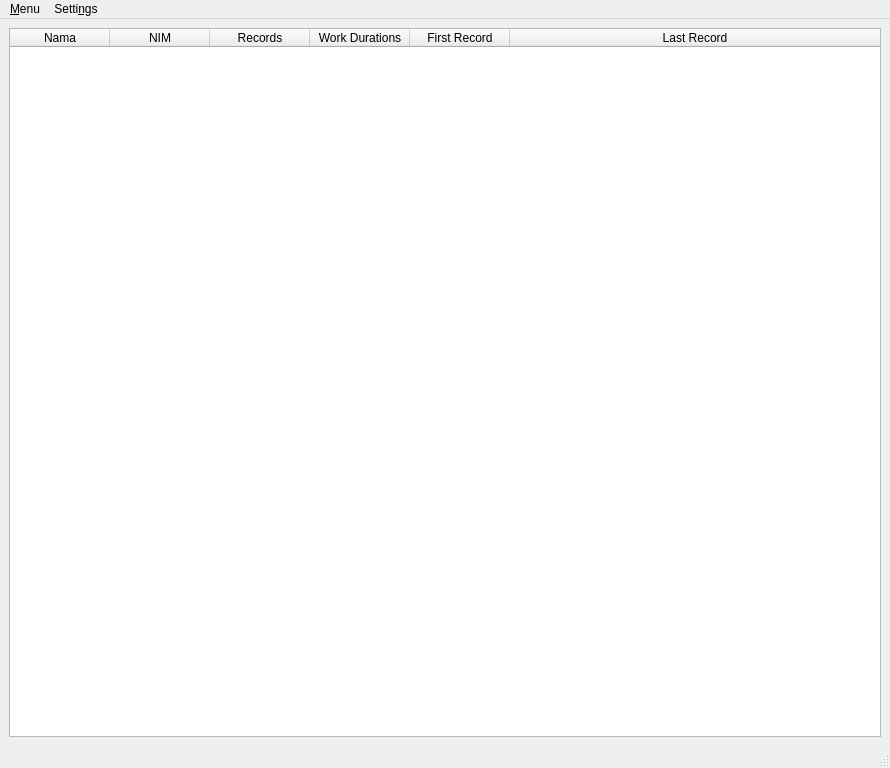
Old version of the form lupv/Resources/ui/main_window.ui in the repository azzamsa/lupv.
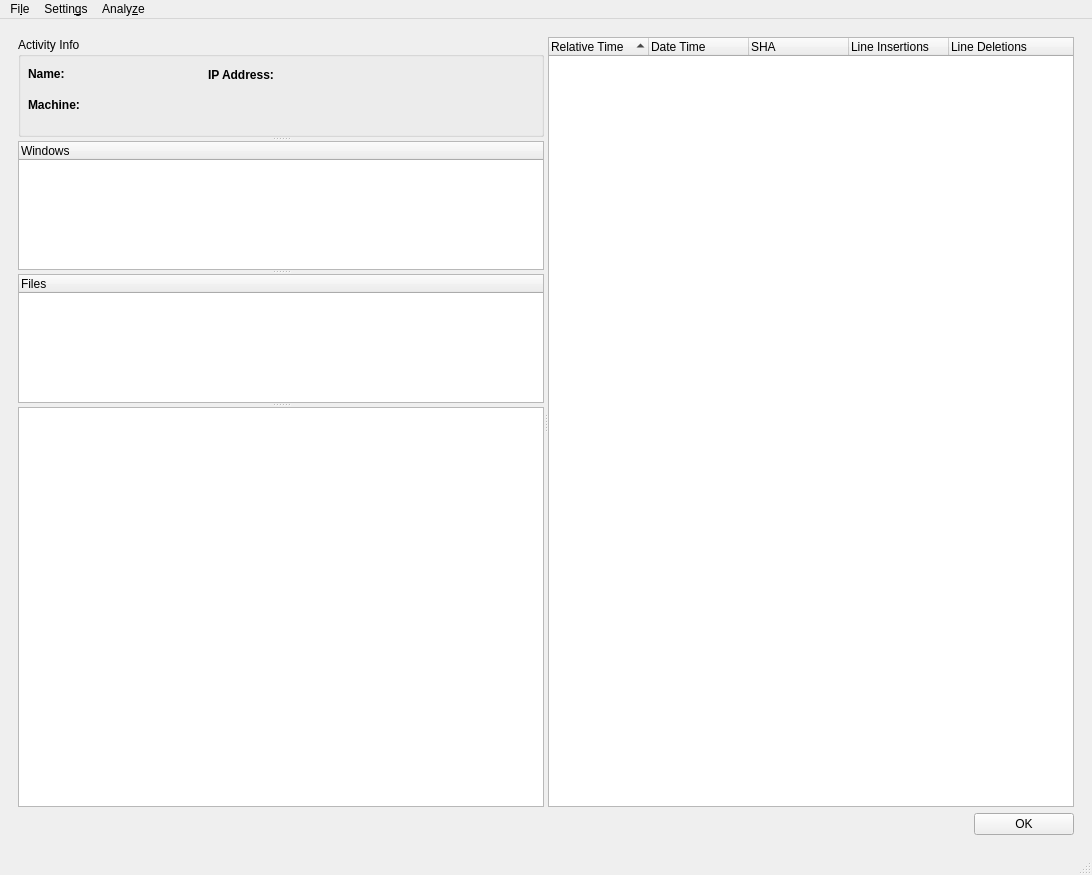
New version of the form.

Commit message: Rename stacked to main_window

Patch:
```diff
--- a/lupv/Resources/ui/main_window.ui
+++ b/lupv/Resources/ui/main_window.ui
@@ -6,37 +6,38 @@
    <rect>
     <x>0</x>
     <y>0</y>
-    <width>890</width>
-    <height>768</height>
+    <width>1092</width>
+    <height>875</height>
    </rect>
   </property>
   <property name="windowTitle">
    <string>Lupv</string>
   </property>
   <widget class="QWidget" name="centralwidget">
+   <layout class="QHBoxLayout" name="horizontalLayout">
+    <item>
+     <widget class="QStackedWidget" name="stackedWidget">
+      <property name="currentIndex">
+       <number>1</number>
+      </property>
+      <widget class="QWidget" name="page">
    <layout class="QVBoxLayout" name="verticalLayout_2">
     <item>
      <layout class="QVBoxLayout" name="verticalLayout">
       <item>
        <widget class="QTableWidget" name="tableWidget">
-        <property name="sizeAdjustPolicy">
-         <enum>QAbstractScrollArea::AdjustToContents</enum>
-        </property>
-        <property name="editTriggers">
-         <set>QAbstractItemView::NoEditTriggers</set>
-        </property>
         <property name="sortingEnabled">
          <bool>true</bool>
         </property>
-        <attribute name="horizontalHeaderShowSortIndicator" stdset="0">
-         <bool>true</bool>
-        </attribute>
         <attribute name="horizontalHeaderStretchLastSection">
          <bool>true</bool>
         </attribute>
+            <attribute name="verticalHeaderStretchLastSection">
+             <bool>false</bool>
+            </attribute>
         <column>
          <property name="text">
-          <string>Nama</string>
+              <string>Name</string>
          </property>
         </column>
         <column>
@@ -46,12 +47,12 @@
         </column>
         <column>
          <property name="text">
-          <string>Records</string>
+              <string>Total Records</string>
          </property>
         </column>
         <column>
          <property name="text">
-          <string>Work Durations</string>
+              <string>Work Duration</string>
          </property>
         </column>
         <column>
@@ -70,25 +71,216 @@
     </item>
    </layout>
   </widget>
+      <widget class="QWidget" name="page_2">
+       <layout class="QGridLayout" name="gridLayout">
+        <item row="1" column="0">
+         <layout class="QHBoxLayout" name="horizontalLayout_2">
+          <item>
+           <spacer name="horizontalSpacer">
+            <property name="orientation">
+             <enum>Qt::Horizontal</enum>
+            </property>
+            <property name="sizeHint" stdset="0">
+             <size>
+              <width>40</width>
+              <height>20</height>
+             </size>
+            </property>
+           </spacer>
+          </item>
+          <item>
+           <widget class="QPushButton" name="to_mainview_btn">
+            <property name="minimumSize">
+             <size>
+              <width>100</width>
+              <height>0</height>
+             </size>
+            </property>
+            <property name="text">
+             <string>OK</string>
+            </property>
+           </widget>
+          </item>
+         </layout>
+        </item>
+        <item row="0" column="0">
+         <widget class="QSplitter" name="log_splitter">
+          <property name="orientation">
+           <enum>Qt::Horizontal</enum>
+          </property>
+          <widget class="QSplitter" name="activity_splitter">
+           <property name="orientation">
+            <enum>Qt::Vertical</enum>
+           </property>
+           <widget class="QGroupBox" name="groupBox">
+            <property name="minimumSize">
+             <size>
+              <width>200</width>
+              <height>100</height>
+             </size>
+            </property>
+            <property name="title">
+             <string>Activity Info</string>
+            </property>
+            <widget class="QLabel" name="machine_const_lbl">
+             <property name="geometry">
+              <rect>
+               <x>10</x>
+               <y>60</y>
+               <width>71</width>
+               <height>16</height>
+              </rect>
+             </property>
+             <property name="text">
+              <string>&lt;html&gt;&lt;head/&gt;&lt;body&gt;&lt;p&gt;&lt;span style=&quot; font-weight:600;&quot;&gt;Machine:&lt;/span&gt;&lt;/p&gt;&lt;/body&gt;&lt;/html&gt;</string>
+             </property>
+            </widget>
+            <widget class="QLabel" name="name_lbl">
+             <property name="geometry">
+              <rect>
+               <x>80</x>
+               <y>30</y>
+               <width>101</width>
+               <height>16</height>
+              </rect>
+             </property>
+             <property name="text">
+              <string/>
+             </property>
+            </widget>
+            <widget class="QLabel" name="machine_lbl">
+             <property name="geometry">
+              <rect>
+               <x>80</x>
+               <y>60</y>
+               <width>101</width>
+               <height>16</height>
+              </rect>
+             </property>
+             <property name="text">
+              <string/>
+             </property>
+            </widget>
+            <widget class="QLabel" name="ip_const_lbl">
+             <property name="geometry">
+              <rect>
+               <x>190</x>
+               <y>30</y>
+               <width>91</width>
+               <height>16</height>
+              </rect>
+             </property>
+             <property name="text">
+              <string>&lt;html&gt;&lt;head/&gt;&lt;body&gt;&lt;p&gt;&lt;span style=&quot; font-weight:600;&quot;&gt;IP Address:&lt;/span&gt;&lt;/p&gt;&lt;/body&gt;&lt;/html&gt;</string>
+             </property>
+            </widget>
+            <widget class="QLabel" name="ip_lbl">
+             <property name="geometry">
+              <rect>
+               <x>290</x>
+               <y>30</y>
+               <width>101</width>
+               <height>16</height>
+              </rect>
+             </property>
+             <property name="text">
+              <string/>
+             </property>
+            </widget>
+            <widget class="QLabel" name="name_const_lbl">
+             <property name="geometry">
+              <rect>
+               <x>10</x>
+               <y>30</y>
+               <width>59</width>
+               <height>14</height>
+              </rect>
+             </property>
+             <property name="text">
+              <string>&lt;html&gt;&lt;head/&gt;&lt;body&gt;&lt;p&gt;&lt;span style=&quot; font-weight:600;&quot;&gt;Name:&lt;/span&gt;&lt;/p&gt;&lt;/body&gt;&lt;/html&gt;</string>
+             </property>
+            </widget>
+           </widget>
+           <widget class="QTreeWidget" name="all_windows_tw">
+            <column>
+             <property name="text">
+              <string notr="true">Windows</string>
+             </property>
+            </column>
+           </widget>
+           <widget class="QTreeWidget" name="file_tw">
+            <column>
+             <property name="text">
+              <string notr="true">Files</string>
+             </property>
+            </column>
+           </widget>
+           <widget class="QPlainTextEdit" name="diff_pte">
+            <property name="minimumSize">
+             <size>
+              <width>0</width>
+              <height>400</height>
+             </size>
+            </property>
+           </widget>
+          </widget>
+          <widget class="QTreeWidget" name="log_tw">
+           <property name="sortingEnabled">
+            <bool>true</bool>
+           </property>
+           <column>
+            <property name="text">
+             <string notr="true">Relative Time</string>
+            </property>
+           </column>
+           <column>
+            <property name="text">
+             <string>Date Time</string>
+            </property>
+           </column>
+           <column>
+            <property name="text">
+             <string>SHA</string>
+            </property>
+           </column>
+           <column>
+            <property name="text">
+             <string>Line Insertions</string>
+            </property>
+           </column>
+           <column>
+            <property name="text">
+             <string>Line Deletions</string>
+            </property>
+           </column>
+          </widget>
+         </widget>
+        </item>
+       </layout>
+      </widget>
+     </widget>
+    </item>
+   </layout>
+  </widget>
   <widget class="QMenuBar" name="menubar">
    <property name="geometry">
     <rect>
      <x>0</x>
      <y>0</y>
-     <width>890</width>
+     <width>1092</width>
      <height>19</height>
     </rect>
    </property>
-   <widget class="QMenu" name="menuMenu">
+   <widget class="QMenu" name="menuFile">
     <property name="title">
-     <string>&amp;Menu</string>
+     <string>Fi&amp;le</string>
     </property>
     <addaction name="actionOpen_Records"/>
     <addaction name="actionQuit"/>
    </widget>
    <widget class="QMenu" name="menuSettings">
     <property name="title">
-     <string>Setti&amp;ngs</string>
+     <string>Settin&amp;gs</string>
     </property>
     <widget class="QMenu" name="menuThemes">
      <property name="title">
@@ -107,8 +299,34 @@
     <addaction name="menuThemes"/>
     <addaction name="menuDateTime_Format"/>
    </widget>
-   <addaction name="menuMenu"/>
+   <widget class="QMenu" name="menuAnalyze">
+    <property name="title">
+     <string>Analy&amp;ze</string>
+    </property>
+    <widget class="QMenu" name="menuStatistic">
+     <property name="title">
+      <string>Stat&amp;istic</string>
+     </property>
+     <addaction name="separator"/>
+     <addaction name="separator"/>
+     <addaction name="actionShow_stats"/>
+     <addaction name="actionHide_stats"/>
+    </widget>
+    <widget class="QMenu" name="menuSHA">
+     <property name="title">
+      <string>S&amp;HA</string>
+     </property>
+     <addaction name="actionShow_SHA"/>
+     <addaction name="actionHide_SHA"/>
+    </widget>
+    <addaction name="separator"/>
+    <addaction name="actionShow_Editdistance"/>
+    <addaction name="menuSHA"/>
+    <addaction name="menuStatistic"/>
+   </widget>
+   <addaction name="menuFile"/>
    <addaction name="menuSettings"/>
+   <addaction name="menuAnalyze"/>
   </widget>
   <widget class="QStatusBar" name="statusbar"/>
   <action name="actionLoad_Task">
```
Left out of the diff: 56 changed lines with no effect on the pictures. Lines whose indentation alone changed are shown as unchanged. The commit also changes 1 other file.
